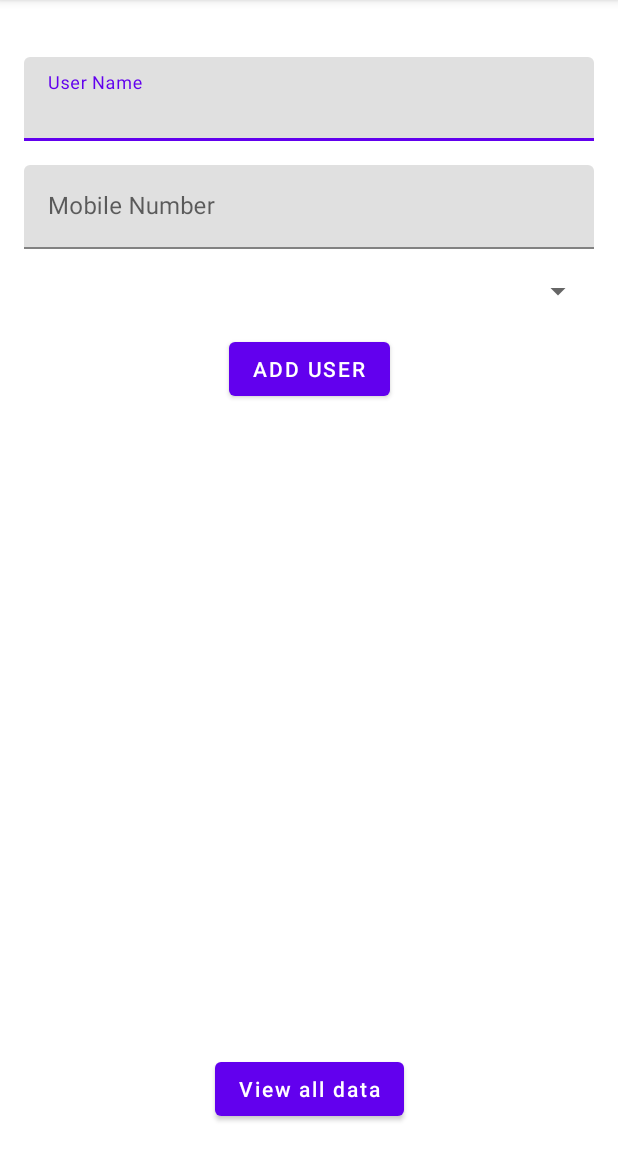
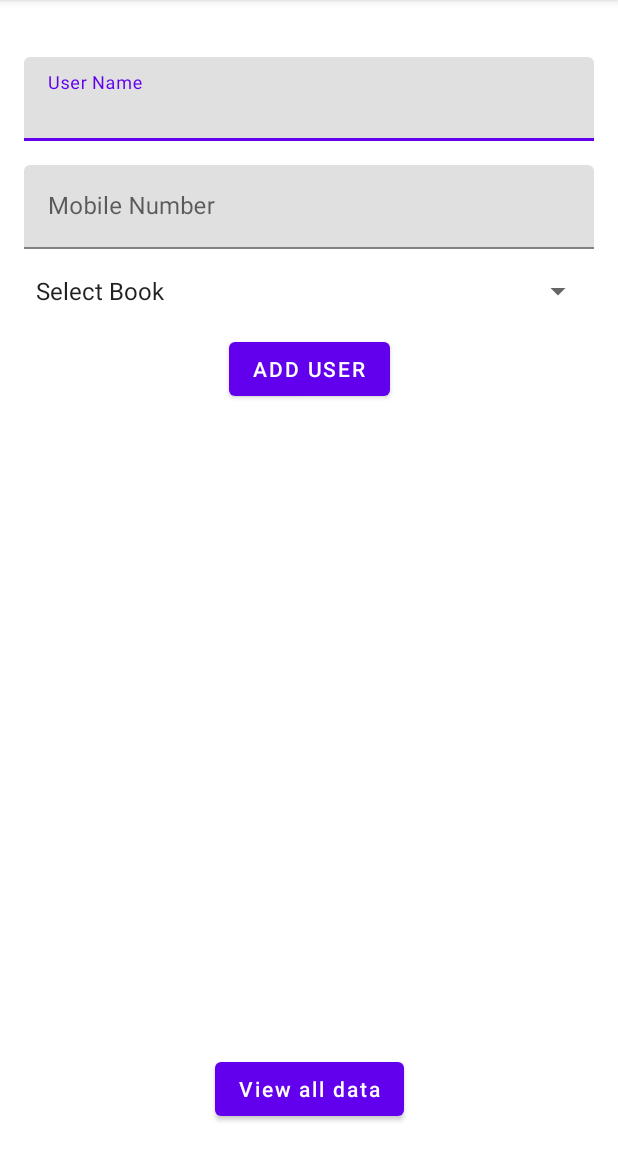
Before and after one commit to PankajGadge007/My_Application_one, an Android app: the screen it shows after launch (MainActivity), on a phone screen of 412 x 824 dp, the part 84-1236 px from its top. Run offline under Robolectric (Android 15) with nearby library versions, the phone set to English and light mode, and no system bars.

Commit message:
-created Database & table -in MainFragment listeners are added with spinner

```diff
--- a/app/build.gradle
+++ b/app/build.gradle
@@ -46,9 +46,15 @@ dependencies {
     implementation 'androidx.lifecycle:lifecycle-livedata-ktx:2.3.1'
     implementation 'androidx.lifecycle:lifecycle-viewmodel-ktx:2.3.1'
 
+    // Navigation Comp
     implementation 'androidx.navigation:navigation-fragment-ktx:2.3.5'
     implementation 'androidx.navigation:navigation-ui-ktx:2.3.5'
     implementation 'androidx.legacy:legacy-support-v4:1.0.0'
+
+    // Room
+    implementation 'androidx.room:room-ktx:2.3.0'
+    implementation 'androidx.room:room-runtime:2.3.0'
+    annotationProcessor 'androidx.room:room-compiler:2.3.0'
 
 
     testImplementation 'junit:junit:4.13.2'
--- a/app/src/main/java/com/tembhode/myapplicationone/models/User.kt
+++ b/app/src/main/java/com/tembhode/myapplicationone/models/User.kt
@@ -1,6 +1,9 @@
 package com.tembhode.myapplicationone.models
+
+import androidx.room.Entity
 
 /**
  * Created by Pankaj Gadge on 10/14/2021.
  */
+@Entity(tableName = "user_table")
 data class User(var name: String, var mobile: String, var book: String)
--- a/app/src/main/java/com/tembhode/myapplicationone/ui/MainFragment.kt
+++ b/app/src/main/java/com/tembhode/myapplicationone/ui/MainFragment.kt
@@ -1,11 +1,15 @@
 package com.tembhode.myapplicationone.ui
 
 import android.os.Bundle
+import android.util.Log
 import android.view.LayoutInflater
 import android.view.View
 import android.view.ViewGroup
+import android.widget.AdapterView
+import android.widget.ArrayAdapter
 import androidx.fragment.app.Fragment
 import androidx.lifecycle.ViewModelProvider
+import com.tembhode.myapplicationone.R
 import com.tembhode.myapplicationone.databinding.MainFragmentBinding
 import com.tembhode.myapplicationone.viewmodels.MainViewModel
 
@@ -30,6 +34,23 @@ class MainFragment : Fragment() {
     override fun onViewCreated(view: View, savedInstanceState: Bundle?) {
         super.onViewCreated(view, savedInstanceState)
         viewModel = ViewModelProvider(this).get(MainViewModel::class.java)
+        val booksList = resources.getStringArray(R.array.books_string_array)
+        val adapter =
+            ArrayAdapter(requireContext(), android.R.layout.simple_spinner_item, booksList)
+
+        binding.buttonAddUser.setOnClickListener {
+            val userName = binding.etUserName.text?.trim()
+            val mobile = binding.etMobileNumber.text?.trim()
+            val book = booksList[binding.spinnerBooks.selectedItemPosition]
+
+            Log.e("TAGTAG", "onAddClick: $userName, $mobile, $book")
+
+        }
+        binding.buttonViewAll.setOnClickListener {
+
+        }
+
+        binding.spinnerBooks.adapter = adapter
 
     }
 
--- a/app/src/main/res/layout/main_fragment.xml
+++ b/app/src/main/res/layout/main_fragment.xml
@@ -21,6 +21,7 @@
         app:layout_constraintTop_toTopOf="parent">
 
         <com.google.android.material.textfield.TextInputEditText
+            android:id="@+id/etUserName"
             android:layout_width="match_parent"
             android:layout_height="wrap_content" />
     </com.google.android.material.textfield.TextInputLayout>
@@ -35,15 +36,16 @@
         android:hint="Mobile Number"
         app:layout_constraintEnd_toEndOf="parent"
         app:layout_constraintStart_toStartOf="parent"
-        app:layout_constraintTop_toBottomOf="@+id/textInputLayout">
+        app:layout_constraintTop_toBottomOf="@id/textInputLayout">
 
         <com.google.android.material.textfield.TextInputEditText
+            android:id="@+id/etMobileNumber"
             android:layout_width="match_parent"
             android:layout_height="wrap_content" />
     </com.google.android.material.textfield.TextInputLayout>
 
     <Spinner
-        android:id="@+id/spinner"
+        android:id="@+id/spinnerBooks"
         android:layout_width="match_parent"
         android:layout_height="wrap_content"
         android:layout_marginStart="16dp"
@@ -51,22 +53,22 @@
         android:layout_marginEnd="16dp"
         app:layout_constraintEnd_toEndOf="parent"
         app:layout_constraintStart_toStartOf="parent"
-        app:layout_constraintTop_toBottomOf="@+id/textInputLayout2"
+        app:layout_constraintTop_toBottomOf="@id/textInputLayout2"
         tools:layout_editor_absoluteX="1dp" />
 
     <Button
-        android:id="@+id/button"
+        android:id="@+id/buttonAddUser"
         android:layout_width="wrap_content"
         android:layout_height="wrap_content"
         android:layout_marginTop="16dp"
         android:text="Add User"
         app:layout_constraintEnd_toEndOf="parent"
         app:layout_constraintStart_toStartOf="parent"
-        app:layout_constraintTop_toBottomOf="@+id/spinner"
+        app:layout_constraintTop_toBottomOf="@id/spinnerBooks"
         tools:layout_editor_absoluteX="156dp" />
 
     <Button
-        android:id="@+id/button2"
+        android:id="@+id/buttonViewAll"
         android:layout_width="wrap_content"
         android:layout_height="wrap_content"
         android:layout_marginBottom="18dp"
--- a/app/src/main/res/values/strings.xml
+++ b/app/src/main/res/values/strings.xml
@@ -1,3 +1,9 @@
 <resources>
     <string name="app_name">My Application one</string>
+    <string-array name="books_string_array">
+        <item>Select Book</item>
+        <item>Book A</item>
+        <item>Book B</item>
+        <item>Book C</item>
+    </string-array>
 </resources>
```
Also changed, not shown: app/src/main/java/com/tembhode/myapplicationone/data/local/UserDao.kt (added, +23 -0 lines), app/src/main/java/com/tembhode/myapplicationone/data/local/UserDatabase.kt (added, +31 -0 lines).
